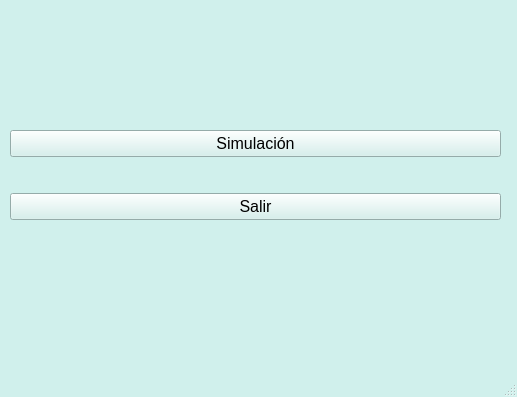
The window that qt_ui/main_window.ui (IsaelPT/SimUci) describes before a commit, drawn with Qt 5.
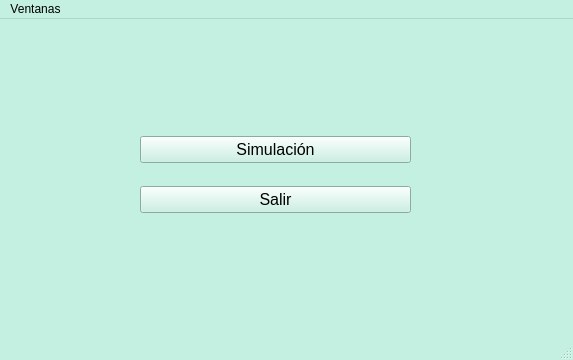
The same window after the commit.

The edit to the form file:
```diff
--- a/qt_ui/main_window.ui
+++ b/qt_ui/main_window.ui
@@ -6,8 +6,8 @@
    <rect>
     <x>0</x>
     <y>0</y>
-    <width>517</width>
-    <height>397</height>
+    <width>573</width>
+    <height>360</height>
    </rect>
   </property>
   <property name="palette">
@@ -25,9 +25,9 @@
      <colorrole role="Button">
       <brush brushstyle="SolidPattern">
        <color alpha="255">
-        <red>208</red>
+        <red>195</red>
         <green>240</green>
-        <blue>236</blue>
+        <blue>225</blue>
        </color>
       </brush>
      </colorrole>
@@ -43,27 +43,27 @@
      <colorrole role="Midlight">
       <brush brushstyle="SolidPattern">
        <color alpha="255">
-        <red>231</red>
+        <red>225</red>
         <green>247</green>
-        <blue>245</blue>
+        <blue>240</blue>
        </color>
       </brush>
      </colorrole>
      <colorrole role="Dark">
       <brush brushstyle="SolidPattern">
        <color alpha="255">
-        <red>104</red>
+        <red>97</red>
         <green>120</green>
-        <blue>118</blue>
+        <blue>112</blue>
        </color>
       </brush>
      </colorrole>
      <colorrole role="Mid">
       <brush brushstyle="SolidPattern">
        <color alpha="255">
-        <red>139</red>
+        <red>130</red>
         <green>160</green>
-        <blue>157</blue>
+        <blue>150</blue>
        </color>
       </brush>
      </colorrole>
@@ -106,9 +106,9 @@
      <colorrole role="Window">
       <brush brushstyle="SolidPattern">
        <color alpha="255">
-        <red>208</red>
+        <red>195</red>
         <green>240</green>
-        <blue>236</blue>
+        <blue>225</blue>
        </color>
       </brush>
      </colorrole>
@@ -124,9 +124,9 @@
      <colorrole role="AlternateBase">
       <brush brushstyle="SolidPattern">
        <color alpha="255">
-        <red>231</red>
+        <red>225</red>
         <green>247</green>
-        <blue>245</blue>
+        <blue>240</blue>
        </color>
       </brush>
      </colorrole>
@@ -171,9 +171,9 @@
      <colorrole role="Button">
       <brush brushstyle="SolidPattern">
        <color alpha="255">
-        <red>208</red>
+        <red>195</red>
         <green>240</green>
-        <blue>236</blue>
+        <blue>225</blue>
        </color>
       </brush>
      </colorrole>
@@ -189,27 +189,27 @@
      <colorrole role="Midlight">
       <brush brushstyle="SolidPattern">
        <color alpha="255">
-        <red>231</red>
+        <red>225</red>
         <green>247</green>
-        <blue>245</blue>
+        <blue>240</blue>
        </color>
       </brush>
      </colorrole>
      <colorrole role="Dark">
       <brush brushstyle="SolidPattern">
        <color alpha="255">
-        <red>104</red>
+        <red>97</red>
         <green>120</green>
-        <blue>118</blue>
+        <blue>112</blue>
        </color>
       </brush>
      </colorrole>
      <colorrole role="Mid">
       <brush brushstyle="SolidPattern">
        <color alpha="255">
-        <red>139</red>
+        <red>130</red>
         <green>160</green>
-        <blue>157</blue>
+        <blue>150</blue>
        </color>
       </brush>
      </colorrole>
@@ -252,9 +252,9 @@
      <colorrole role="Window">
       <brush brushstyle="SolidPattern">
        <color alpha="255">
-        <red>208</red>
+        <red>195</red>
         <green>240</green>
-        <blue>236</blue>
+        <blue>225</blue>
        </color>
       </brush>
      </colorrole>
@@ -270,9 +270,9 @@
      <colorrole role="AlternateBase">
       <brush brushstyle="SolidPattern">
        <color alpha="255">
-        <red>231</red>
+        <red>225</red>
         <green>247</green>
-        <blue>245</blue>
+        <blue>240</blue>
        </color>
       </brush>
      </colorrole>
@@ -308,18 +308,18 @@
      <colorrole role="WindowText">
       <brush brushstyle="SolidPattern">
        <color alpha="255">
-        <red>104</red>
+        <red>97</red>
         <green>120</green>
-        <blue>118</blue>
+        <blue>112</blue>
        </color>
       </brush>
      </colorrole>
      <colorrole role="Button">
       <brush brushstyle="SolidPattern">
        <color alpha="255">
-        <red>208</red>
+        <red>195</red>
         <green>240</green>
-        <blue>236</blue>
+        <blue>225</blue>
        </color>
       </brush>
      </colorrole>
@@ -335,36 +335,36 @@
      <colorrole role="Midlight">
       <brush brushstyle="SolidPattern">
        <color alpha="255">
-        <red>231</red>
+        <red>225</red>
         <green>247</green>
-        <blue>245</blue>
+        <blue>240</blue>
        </color>
       </brush>
      </colorrole>
      <colorrole role="Dark">
       <brush brushstyle="SolidPattern">
        <color alpha="255">
-        <red>104</red>
+        <red>97</red>
         <green>120</green>
-        <blue>118</blue>
+        <blue>112</blue>
        </color>
       </brush>
      </colorrole>
      <colorrole role="Mid">
       <brush brushstyle="SolidPattern">
        <color alpha="255">
-        <red>139</red>
+        <red>130</red>
         <green>160</green>
-        <blue>157</blue>
+        <blue>150</blue>
        </color>
       </brush>
      </colorrole>
      <colorrole role="Text">
       <brush brushstyle="SolidPattern">
        <color alpha="255">
-        <red>104</red>
+        <red>97</red>
         <green>120</green>
-        <blue>118</blue>
+        <blue>112</blue>
        </color>
       </brush>
      </colorrole>
@@ -380,27 +380,27 @@
      <colorrole role="ButtonText">
       <brush brushstyle="SolidPattern">
        <color alpha="255">
-        <red>104</red>
+        <red>97</red>
         <green>120</green>
-        <blue>118</blue>
+        <blue>112</blue>
        </color>
       </brush>
      </colorrole>
      <colorrole role="Base">
       <brush brushstyle="SolidPattern">
        <color alpha="255">
-        <red>208</red>
+        <red>195</red>
         <green>240</green>
-        <blue>236</blue>
+        <blue>225</blue>
        </color>
       </brush>
      </colorrole>
      <colorrole role="Window">
       <brush brushstyle="SolidPattern">
        <color alpha="255">
-        <red>208</red>
+        <red>195</red>
         <green>240</green>
-        <blue>236</blue>
+        <blue>225</blue>
        </color>
       </brush>
      </colorrole>
@@ -416,9 +416,9 @@
      <colorrole role="AlternateBase">
       <brush brushstyle="SolidPattern">
        <color alpha="255">
-        <red>208</red>
+        <red>195</red>
         <green>240</green>
-        <blue>236</blue>
+        <blue>225</blue>
        </color>
       </brush>
      </colorrole>
@@ -459,10 +459,10 @@
    <widget class="QWidget" name="gridLayoutWidget">
     <property name="geometry">
      <rect>
-      <x>10</x>
+      <x>140</x>
       <y>100</y>
-      <width>491</width>
-      <height>151</height>
+      <width>271</width>
+      <height>111</height>
      </rect>
     </property>
     <layout class="QGridLayout" name="gridLayout">
@@ -496,6 +496,23 @@
    </widget>
   </widget>
   <widget class="QStatusBar" name="statusbar"/>
+  <widget class="QMenuBar" name="menuBar">
+   <property name="geometry">
+    <rect>
+     <x>0</x>
+     <y>0</y>
+     <width>573</width>
+     <height>26</height>
+    </rect>
+   </property>
+   <widget class="QMenu" name="menuVentanas">
+    <property name="title">
+     <string>Ventanas</string>
+    </property>
+    <addaction name="actionVentana_simulacion"/>
+   </widget>
+   <addaction name="menuVentanas"/>
+  </widget>
   <action name="accionAbrir_simulacion">
    <property name="text">
     <string>Simulación</string>
```
Left out of the diff: 5 changed lines with no effect on the pictures.
